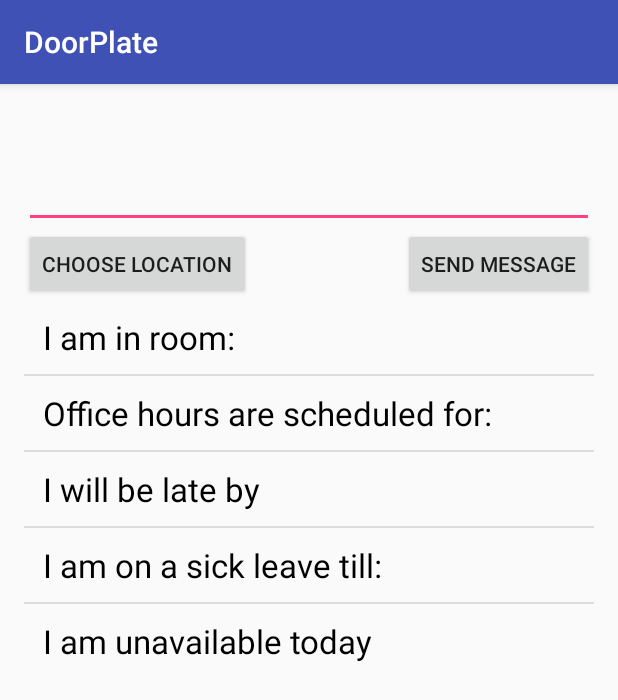
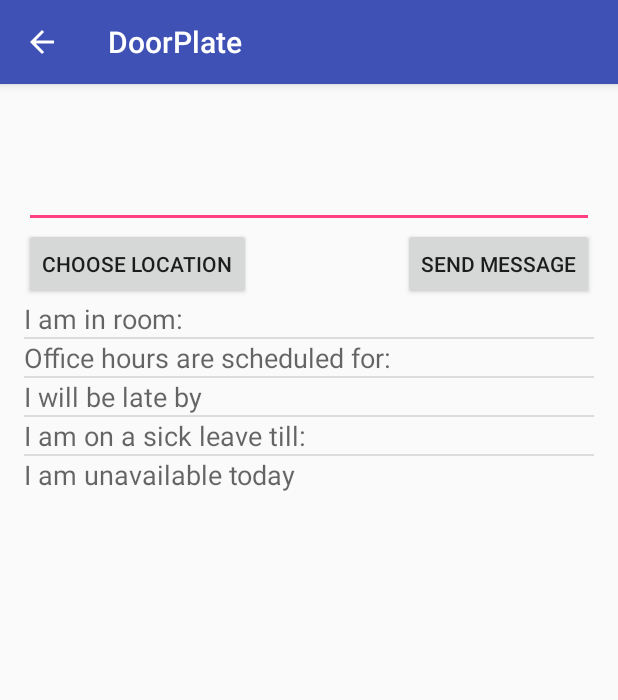
Before and after one commit to michalgorecki/door-plate-client, an Android app: the SendMessageActivity screen opened directly, with no data from a screen before it, on a phone screen of 412 x 824 dp. Shown: the top 700 px of the screen. Run offline under Robolectric (Android 15) with nearby library versions, the phone set to English and light mode, and no system bars.

Commit message:
Fixed list item onClicks for API 21+ and added Back button to activity layouts

```diff
--- a/DoorPlate/app/src/main/java/com/thesis/guras/doorplate/SendMessageActivity.java
+++ b/DoorPlate/app/src/main/java/com/thesis/guras/doorplate/SendMessageActivity.java
@@ -5,9 +5,11 @@ import android.content.DialogInterface;
 import android.content.Intent;
 import android.database.Cursor;
 import android.net.wifi.ScanResult;
+import android.support.v7.app.ActionBar;
 import android.support.v7.app.AppCompatActivity;
 import android.os.Bundle;
 import android.util.Log;
+import android.view.MenuItem;
 import android.view.View;
 import android.widget.AdapterView;
 import android.widget.Button;
@@ -48,7 +50,12 @@ public class SendMessageActivity extends AppCompatActivity {
             currentMessage = savedInstanceState.getString("CurrentMessage");
             messageEditText.setText(currentMessage);
         }
+        ActionBar actionBar = getSupportActionBar();
+        if (actionBar != null) {
+            actionBar.setDisplayHomeAsUpEnabled(true);
+            actionBar.setHomeButtonEnabled(true);
 
+        }
         Bundle intentExtras = getIntent().getExtras();
         if (intentExtras != null) {
             Log.d(DEBUG_TAG, "Intent extras was not null");
@@ -114,6 +121,7 @@ public class SendMessageActivity extends AppCompatActivity {
         Log.d(DEBUG_TAG, "onRestoreInstanceState()");
     }
 
+
     @Override
     protected void onSaveInstanceState(Bundle savedInstanceState) {
         Log.d(DEBUG_TAG, "onSaveInstanceState()");
@@ -122,6 +130,15 @@ public class SendMessageActivity extends AppCompatActivity {
 
         super.onSaveInstanceState(savedInstanceState);
         Log.d(DEBUG_TAG, "onSaveInstanceState()");
+    }
+    @Override
+    public boolean onOptionsItemSelected(MenuItem item) {
+        switch (item.getItemId()) {
+            case android.R.id.home:
+                finish();
+                break;
+        }
+        return super.onOptionsItemSelected(item);
     }
 
     public void goToLocationsOnClick(View v) {
--- a/DoorPlate/app/src/main/res/layout-v21/list_item_pattern.xml
+++ /dev/null
@@ -1,17 +0,0 @@
-<?xml version="1.0" encoding="utf-8"?>
-<LinearLayout xmlns:android="http://schemas.android.com/apk/res/android"
-    android:orientation="vertical" android:layout_width="match_parent"
-    android:layout_height="match_parent"
-    android:weightSum="1">
-
-
-    <TextView
-        android:layout_width="wrap_content"
-        android:layout_height="wrap_content"
-        android:textAppearance="?android:attr/textAppearanceLarge"
-        android:text="Medium Text"
-        android:id="@+id/name_textView"
-        android:singleLine="true"
-        android:textColor="@color/foreground_material_light"
-        android:theme="@android:style/Widget.Material.Light.Button.Borderless" />
-</LinearLayout>
--- a/DoorPlate/app/src/main/res/layout/activity_choose_location.xml
+++ b/DoorPlate/app/src/main/res/layout/activity_choose_location.xml
@@ -9,10 +9,13 @@
     android:paddingTop="@dimen/activity_vertical_margin"
     tools:context="com.thesis.guras.doorplate.ChooseLocationActivity">
 
+
     <ListView
         android:layout_width="wrap_content"
         android:layout_height="wrap_content"
         android:id="@+id/chooseLocationListView"
+        android:clickable="true"
+        android:focusable="true"
         android:layout_centerHorizontal="true"
         android:layout_above="@+id/refreshChooseLocationButton"
         android:layout_alignParentTop="true" />
--- a/DoorPlate/app/src/main/res/layout/list_item_pattern.xml
+++ b/DoorPlate/app/src/main/res/layout/list_item_pattern.xml
@@ -2,8 +2,7 @@
 <LinearLayout xmlns:android="http://schemas.android.com/apk/res/android"
     android:orientation="vertical" android:layout_width="match_parent"
     android:layout_height="match_parent"
-    android:weightSum="1"
-    android:id="@+id/jhjh">
+    android:weightSum="1">
 
 
     <TextView
--- a/DoorPlate/build.gradle
+++ b/DoorPlate/build.gradle
@@ -5,7 +5,7 @@ buildscript {
         jcenter()
     }
     dependencies {
-        classpath 'com.android.tools.build:gradle:2.0.0'
+        classpath 'com.android.tools.build:gradle:2.1.0'
 
         // NOTE: Do not place your application dependencies here; they belong
         // in the individual module build.gradle files
```
Also changed, not shown: DoorPlate/app/src/main/java/com/thesis/guras/doorplate/AddEventActivity.java (+18 -1 lines), DoorPlate/app/src/main/java/com/thesis/guras/doorplate/ChooseLocationActivity.java (+17 -1 lines), DoorPlate/app/src/main/java/com/thesis/guras/doorplate/ManageEventsActivity.java (+17 -0 lines), DoorPlate/app/src/main/java/com/thesis/guras/doorplate/SaveLocationActivity.java (+19 -1 lines).
